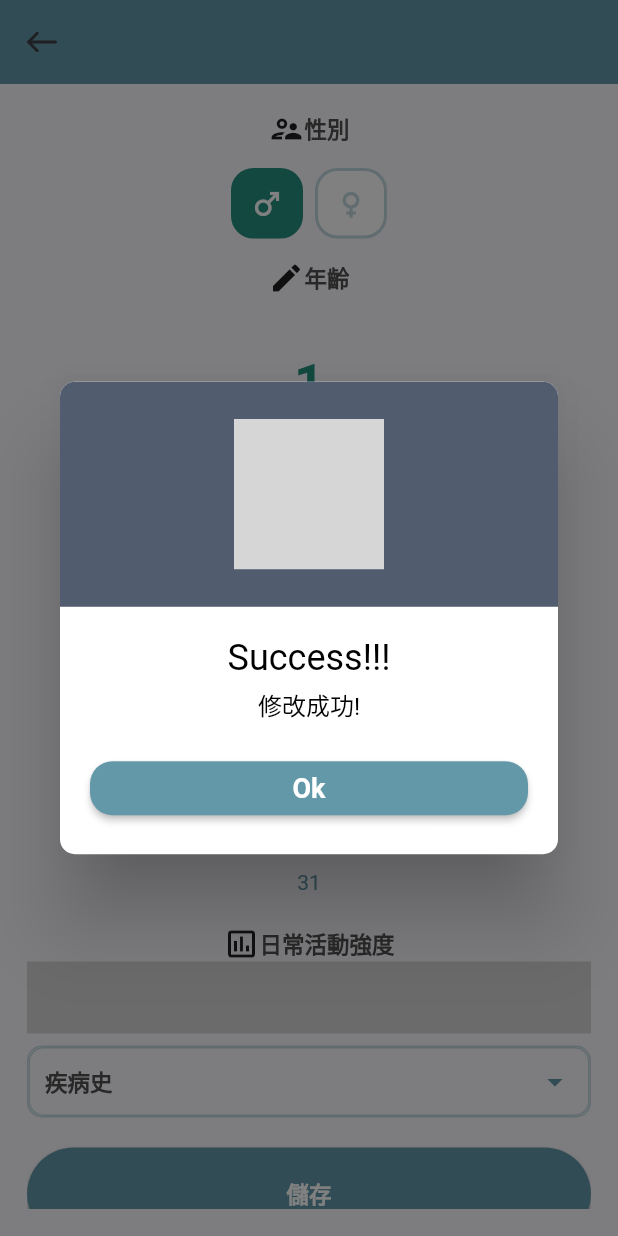
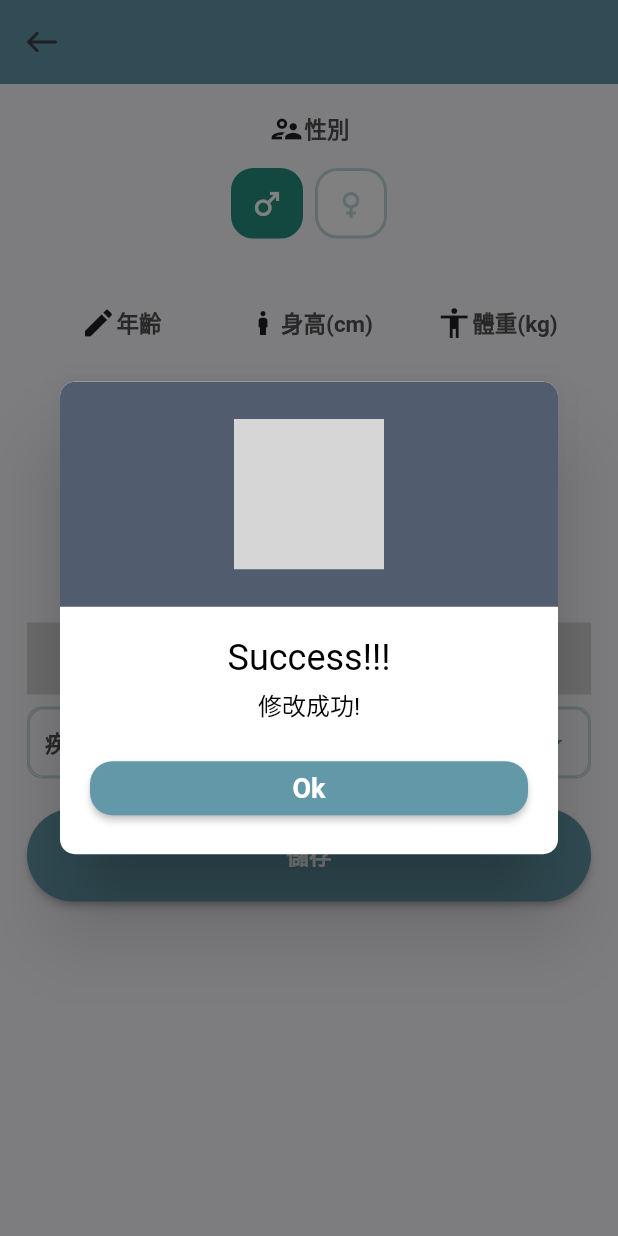
Before and after one commit to r13922134/e-invoice, a Flutter app: the AccountRevise screen opened directly, after a tap on "儲存", on a phone screen of 412 x 824 dp. Run offline on Flutter 3.47's test engine with Material 2 defaults, Android fonts, the phone set to English and light mode, and no system bars; drawn by our look-alikes of buttons_tabbar, multi_select_flutter, numberpicker; our stand-ins replace barcode_widget, card_swiper, cool_alert, curved_navigation_bar, date_time_picker, fl_chart and 11 more; missing offline and left inert: beautiful_soup_dart, flutter_barcode_scanner, screen, selectable_list; accounts and stored records are empty; project files that could hold a hidden picture were left out; grey boxes are pictures that could not be loaded.

Commit message:
account_revise/prize ui

```diff
--- a/firstapp/lib/screens/account/components/account_revise.dart
+++ b/firstapp/lib/screens/account/components/account_revise.dart
@@ -161,7 +161,11 @@ class _ProfileState extends State<AccountRevise> {
                 ],
               ),
             ),
-            const SizedBox(height: 10),
+            const SizedBox(height: 40),
+            Row(
+              mainAxisAlignment: MainAxisAlignment.spaceAround,
+              children: [
+                Column(children: [
                   Row(
                       mainAxisAlignment: MainAxisAlignment.center,
                       children: const <Widget>[
@@ -189,7 +193,8 @@ class _ProfileState extends State<AccountRevise> {
                     itemHeight: 38,
                     onChanged: (value) => setState(() => ageValue = value),
                   ),
-            const SizedBox(height: 10),
+                ]),
+                Column(children: [
                   Row(
                       mainAxisAlignment: MainAxisAlignment.center,
                       children: const <Widget>[
@@ -217,7 +222,9 @@ class _ProfileState extends State<AccountRevise> {
                     itemHeight: 38,
                     onChanged: (value) => setState(() => heightValue = value),
                   ),
-            const SizedBox(height: 10),
+                ]),
+                Column(
+                  children: [
                     Row(
                         mainAxisAlignment: MainAxisAlignment.center,
                         children: const <Widget>[
@@ -245,7 +252,11 @@ class _ProfileState extends State<AccountRevise> {
                       itemHeight: 38,
                       onChanged: (value) => setState(() => weightValue = value),
                     ),
-            const SizedBox(height: 10),
+                  ],
+                ),
+              ],
+            ),
+            const SizedBox(height: 50),
             Row(
                 mainAxisAlignment: MainAxisAlignment.center,
                 children: const <Widget>[
--- a/firstapp/lib/screens/profile/components/body.dart
+++ b/firstapp/lib/screens/profile/components/body.dart
@@ -47,7 +47,7 @@ class ProfileBody extends State<Body> {
                     const ProfilePic(),
                     const SizedBox(height: 20),
                     ProfileMenu(
-                      text: "帳戶",
+                      text: "基本資料",
                       icon: "assets/icons/User Icon.svg",
                       press: () => {
                         Navigator.push(
@@ -96,7 +96,7 @@ class ProfileBody extends State<Body> {
                     const ProfilePic(),
                     const SizedBox(height: 20),
                     ProfileMenu(
-                      text: "帳戶",
+                      text: "基本資料",
                       icon: "assets/icons/User Icon.svg",
                       press: () => {
                         Navigator.push(
@@ -161,7 +161,7 @@ class ProfileBody extends State<Body> {
                   const ProfilePic(),
                   const SizedBox(height: 20),
                   ProfileMenu(
-                    text: "帳戶",
+                    text: "基本資料",
                     icon: "assets/icons/User Icon.svg",
                     press: () => {
                       Navigator.push(
```
Also changed, not shown: firstapp/lib/screens/details/details_screen.dart (+48 -15 lines), firstapp/lib/screens/home/components/body.dart (+9 -2 lines). Lines whose indentation alone changed are shown as unchanged.
